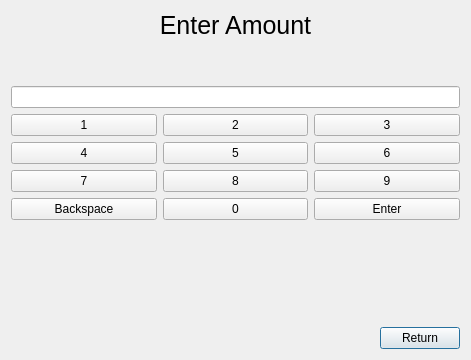
First picture: the form in bank-automat/customwithdrawal.ui, repository sannatikk/ATM_simulator_app, before the edit.
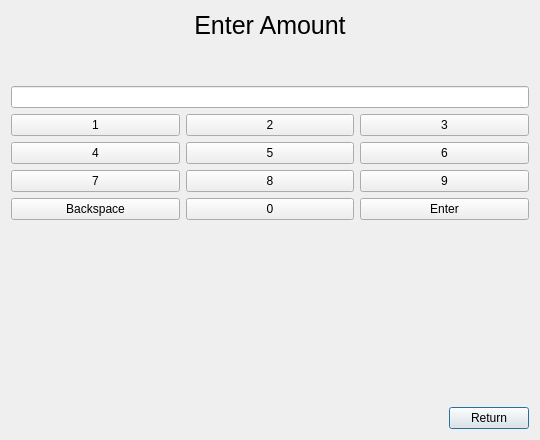
Second picture: the form after the edit.

The edit to the form file:
```diff
--- a/bank-automat/customwithdrawal.ui
+++ b/bank-automat/customwithdrawal.ui
@@ -6,8 +6,8 @@
    <rect>
     <x>0</x>
     <y>0</y>
-    <width>471</width>
-    <height>360</height>
+    <width>540</width>
+    <height>440</height>
    </rect>
   </property>
   <property name="windowTitle">
@@ -50,7 +50,17 @@
         </spacer>
        </item>
        <item>
-        <widget class="QLineEdit" name="lineEditAmount"/>
+        <widget class="QLineEdit" name="lineEditAmount">
+         <property name="acceptDrops">
+          <bool>false</bool>
+         </property>
+         <property name="alignment">
+          <set>Qt::AlignCenter</set>
+         </property>
+         <property name="readOnly">
+          <bool>true</bool>
+         </property>
+        </widget>
        </item>
        <item>
         <layout class="QGridLayout" name="gridLayout">
```
Left out of the diff: 2 changed lines with no effect on the pictures.
